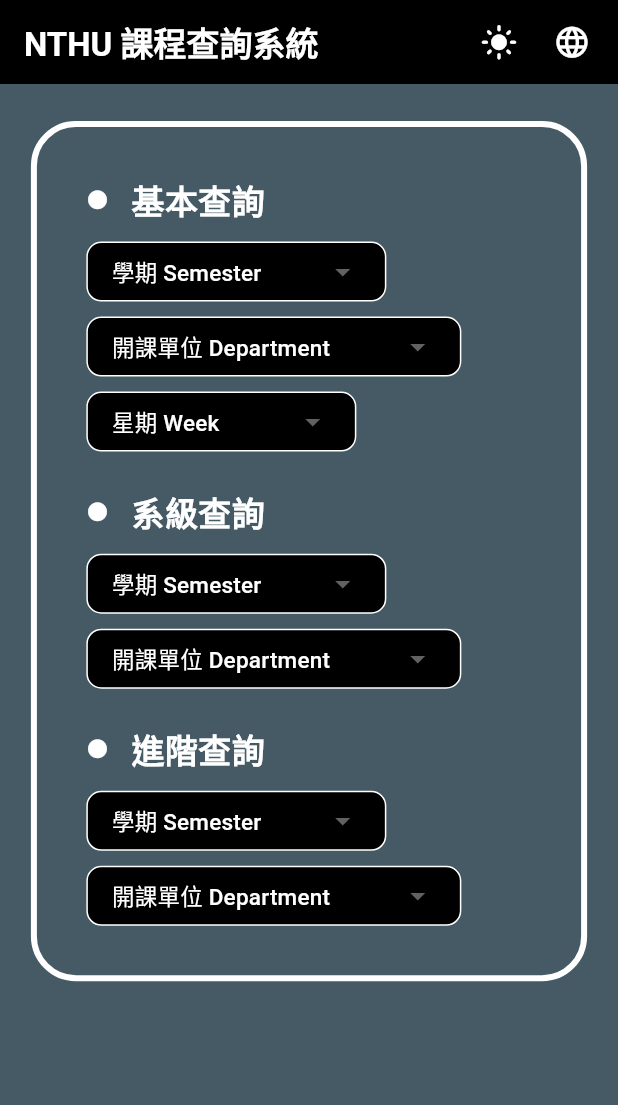
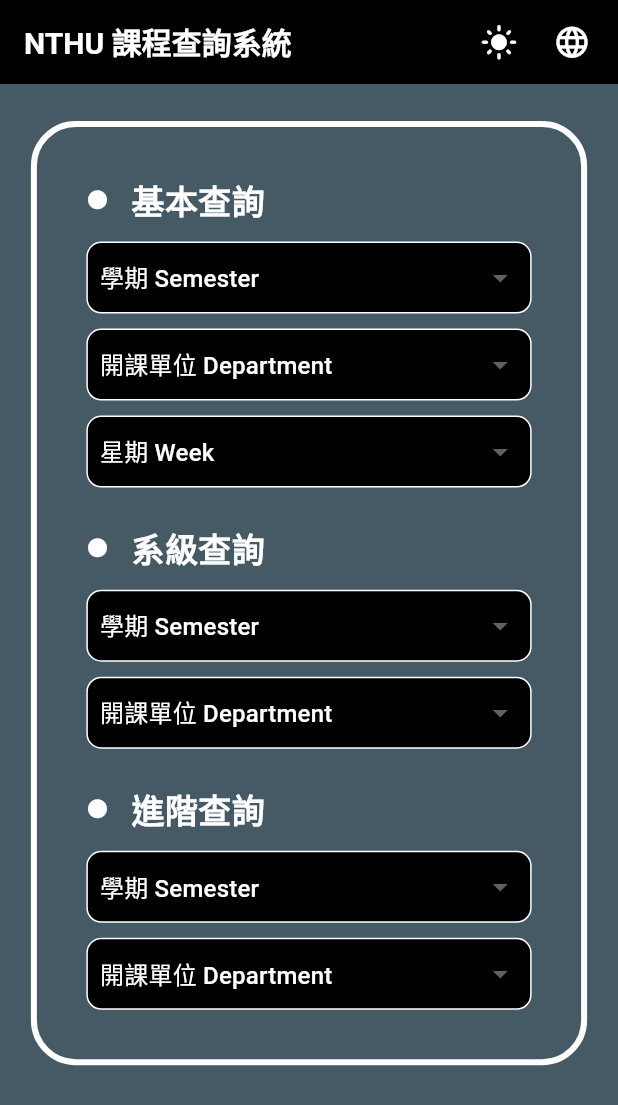
Before and after one commit to NTHU-CLL/NTHU-Curriculum-System, a Flutter app: the screen it shows after launch, after a tap on the "dark mode" icon, on a phone screen of 412 x 824 dp. Shown: the top 1105 px of the screen. Run offline on Flutter 3.47's test engine with Material 3 defaults, Android fonts, the phone set to English and light mode, and no system bars; drawn by our look-alikes of dropdown_button2; our stand-ins replace easy_localization, responsive_sizer.

Commit message:
v240417_1515
RWD design

```diff
--- a/app/assets/translations/en-US.json
+++ b/app/assets/translations/en-US.json
@@ -1,5 +1,5 @@
 {
-  "title": "NTHU Curriculum Search System",
+  "title": "NTHU Curriculum System",
   "appbar_lang": "Language",
   "appbar_theme": "Theme",
   "lang_en": "English",
--- a/app/lib/main.dart
+++ b/app/lib/main.dart
@@ -102,7 +102,9 @@
             body: SingleChildScrollView(
               child: Container(
                 margin: EdgeInsets.symmetric(vertical: 3.h, horizontal: isMobile ? 5.w : 20.w),
-                child: Column(
+                child: LayoutBuilder(
+                  builder: (context, constraints) {
+                    return Column(
                       children: [
                         roundBorder(
                           context,
@@ -112,9 +114,9 @@
                               isLight,
                               tr('query_basic'),
                               compactQuery([
-                            dropDownButtonSearch(isLight, 200, querySemester),
-                            dropDownButtonSearch(isLight, 250, queryDepartment),
-                            dropDownButtonSearch(isLight, 180, queryWeek),
+                                dropDownButtonSearch(isLight, isMobile ? constraints.maxWidth : 300, querySemester),
+                                dropDownButtonSearch(isLight, isMobile ? constraints.maxWidth : 300, queryDepartment),
+                                dropDownButtonSearch(isLight, isMobile ? constraints.maxWidth : 300, queryWeek),
                               ]),
                             ),
                             SizedBox(height: 3.h),
@@ -122,8 +124,8 @@
                               isLight,
                               tr('query_mix'),
                               compactQuery([
-                            dropDownButtonSearch(isLight, 200, querySemester),
-                            dropDownButtonSearch(isLight, 250, queryDepartment),
+                                dropDownButtonSearch(isLight, isMobile ? constraints.maxWidth : 300, querySemester),
+                                dropDownButtonSearch(isLight, isMobile ? constraints.maxWidth : 300, queryDepartment),
                               ]),
                             ),
                             SizedBox(height: 3.h),
@@ -131,13 +133,15 @@
                               isLight,
                               tr('query_advanced'),
                               compactQuery([
-                            dropDownButtonSearch(isLight, 200, querySemester),
-                            dropDownButtonSearch(isLight, 250, queryDepartment),
+                                dropDownButtonSearch(isLight, isMobile ? constraints.maxWidth : 300, querySemester),
+                                dropDownButtonSearch(isLight, isMobile ? constraints.maxWidth : 300, queryDepartment),
                               ]),
                             ),
                           ],
                         ),
                       ],
+                    );
+                  },
                 ),
               ),
             ),
--- a/app/lib/material/dropdown.dart
+++ b/app/lib/material/dropdown.dart
@@ -26,8 +26,7 @@
             });
           },
           buttonStyleData: ButtonStyleData(
-            padding: const EdgeInsets.symmetric(horizontal: 16),
-            height: 40,
+            padding: const EdgeInsets.symmetric(horizontal: 8),
             width: width,
             decoration: BoxDecoration(
               color: isLight ? Colors.white : Colors.black,
@@ -36,18 +35,17 @@
             ),
           ),
           dropdownStyleData: DropdownStyleData(
-            maxHeight: 400,
-            padding: const EdgeInsets.all(5),
+            maxHeight: 500,
+            padding: EdgeInsets.zero,
             decoration: BoxDecoration(
               color: isLight ? Colors.white : Colors.black,
               borderRadius: BorderRadius.circular(10),
               border: Border.all(color: isLight ? Colors.black : Colors.white),
             ),
           ),
-          menuItemStyleData: const MenuItemStyleData(height: 40),
           dropdownSearchData: DropdownSearchData(
             searchController: queryCtl.search,
-            searchInnerWidgetHeight: 50,
+            searchInnerWidgetHeight: 40,
             searchInnerWidget: Container(
               height: 60,
               alignment: Alignment.centerLeft,
--- a/app/lib/style.dart
+++ b/app/lib/style.dart
@@ -5,7 +5,7 @@
 
 TextStyle topTitleStyle(bool isLight) {
   return TextStyle(
-    fontSize: 22,
+    fontSize: 20,
     fontWeight: FontWeight.bold,
     color: isLight ? Colors.black : Colors.white,
   );
@@ -13,7 +13,7 @@
 
 TextStyle topButtonStyle(bool isLight) {
   return TextStyle(
-    fontSize: 18,
+    fontSize: 16,
     color: isLight ? Colors.black : Colors.white,
   );
 }
@@ -28,7 +28,7 @@
 
 TextStyle bodyContentStyle(bool isLight) {
   return TextStyle(
-    fontSize: 15,
+    fontSize: 16,
     color: isLight ? Colors.black : Colors.white,
   );
 }
```
Lines whose indentation alone changed are shown as unchanged.
